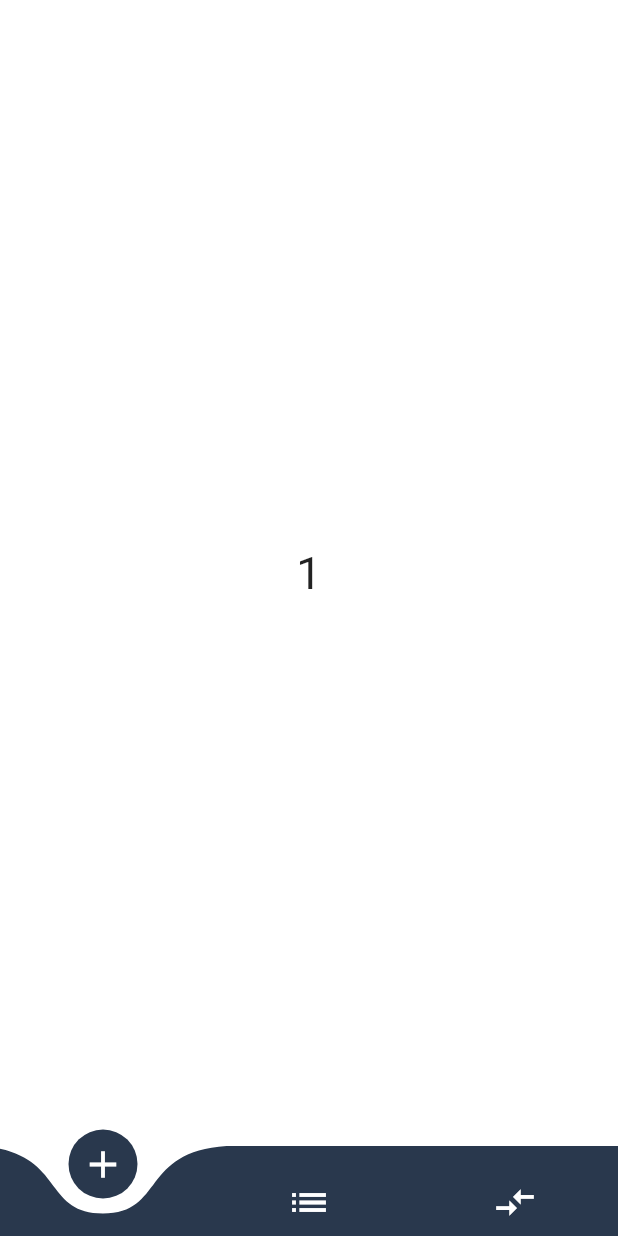
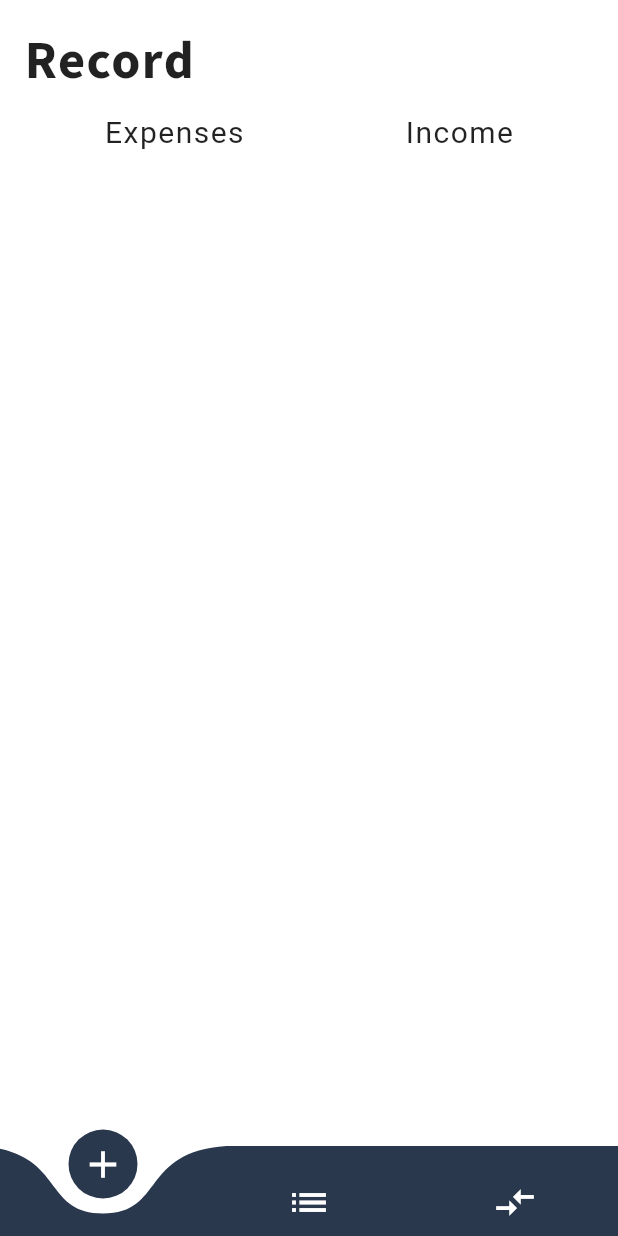
Before and after one commit to aexces/mong, a Flutter app: the screen it shows after launch, on a phone screen of 412 x 824 dp. Run offline on Flutter 3.47's test engine with Material 2 defaults, Android fonts, the phone set to English and light mode, and no system bars; drawn by our look-alikes of curved_navigation_bar; our stand-ins replace auto_route, bloc, flutter_bloc, freezed_annotation, get_it, injectable.

Commit message:
record design on progress

```diff
--- a/lib/presentation/pages/main/main_page.dart
+++ b/lib/presentation/pages/main/main_page.dart
@@ -1,8 +1,4 @@
-import 'package:curved_navigation_bar/curved_navigation_bar.dart';
 import 'package:flutter/material.dart';
-import 'package:flutter_bloc/flutter_bloc.dart';
-import 'package:mong/application/main/main_bloc.dart';
-import 'package:mong/core/colors.dart';
 import 'package:mong/presentation/pages/main/widgets/body.dart';
 import 'package:mong/presentation/pages/main/widgets/curved_bar.dart';
 
@@ -15,7 +11,6 @@ class MainPage extends StatelessWidget {
       body: SafeArea(
         child: Body(),
       ),
-      //fin
       bottomNavigationBar: CurvedBar(),
     );
   }
--- a/lib/presentation/pages/main/widgets/body.dart
+++ b/lib/presentation/pages/main/widgets/body.dart
@@ -22,12 +22,10 @@ class Body extends StatelessWidget {
           width: double.maxFinite,
           height: double.maxFinite,
           color: kWhiteColor,
-          child: Center(
-            child: BlocBuilder<MainBloc, MainState>(
-              builder: (context, state) {
-                return bodyLit[state.bottomNavigationIndex];
-              },
-            ),
+          child: BlocBuilder<MainBloc, MainState>(
+            builder: (context, state) {
+              return bodyLit[state.bottomNavigationIndex];
+            },
           ),
         );
       },
--- a/lib/presentation/pages/main/widgets/lists.dart
+++ b/lib/presentation/pages/main/widgets/lists.dart
@@ -1,4 +1,5 @@
 import 'package:flutter/material.dart';
+import 'package:mong/presentation/pages/record/record.dart';
 
 import '../../../../core/colors.dart';
 
@@ -20,12 +21,7 @@ const List<Widget> iconsList = [
   ),
 ];
 const List bodyLit = [
-  Center(
-    child: Text(
-      "1",
-      style: TextStyle(fontSize: 30),
-    ),
-  ),
+  RecordPage(),
   Center(
     child: Text(
       "2",
--- /dev/null
+++ b/lib/presentation/pages/record/record.dart
@@ -0,0 +1,40 @@
+import 'package:flutter/material.dart';
+import 'package:mong/core/constants.dart';
+import 'package:mong/presentation/widgets/main_heading.dart';
+
+class RecordPage extends StatelessWidget {
+  const RecordPage({Key? key}) : super(key: key);
+
+  @override
+  Widget build(BuildContext context) {
+    return Padding(
+      padding: const EdgeInsets.all(kDefaultPadding),
+      child: Column(
+        crossAxisAlignment: CrossAxisAlignment.start,
+        children: [
+          const MainHeading(),
+          kHeight10,
+          Row(
+            mainAxisAlignment: MainAxisAlignment.spaceAround,
+            children: const [
+              Text(
+                "Expenses",
+                style: TextStyle(
+                  fontSize: 20,
+                  letterSpacing: 1,
+                ),
+              ),
+              Text(
+                "Income",
+                style: TextStyle(
+                  fontSize: 20,
+                  letterSpacing: 1,
+                ),
+              ),
+            ],
+          )
+        ],
+      ),
+    );
+  }
+}
--- /dev/null
+++ b/lib/presentation/widgets/main_heading.dart
@@ -0,0 +1,18 @@
+import 'package:flutter/material.dart';
+
+class MainHeading extends StatelessWidget {
+  const MainHeading({Key? key}) : super(key: key);
+
+  @override
+  Widget build(BuildContext context) {
+    return const Text(
+      "Record",
+      style: TextStyle(
+        fontSize: 35,
+        letterSpacing: 1,
+        fontWeight: FontWeight.w700,
+        fontFamily: "SourceSansPro",
+      ),
+    );
+  }
+}
--- a/pubspec.yaml
+++ b/pubspec.yaml
@@ -75,9 +75,9 @@ flutter:
       fonts:
         - asset: assets\fonts\SupermercadoOne\SupermercadoOne-Regular.ttf
           # style: italic
-    - family: UbuntuCondensed
+    - family: SourceSansPro
       fonts:
-        - asset: assets\fonts\Ubuntu_Condensed\UbuntuCondensed-Regular.ttf
+        - asset: assets\fonts\Source_Sans_Pro\SourceSansPro-SemiBold.ttf
   #       - asset: fonts/TrajanPro_Bold.ttf
   #         weight: 700
   #
```
Also changed, not shown: lib/presentation/widgets/head.dart (deleted, +0 -36 lines).
